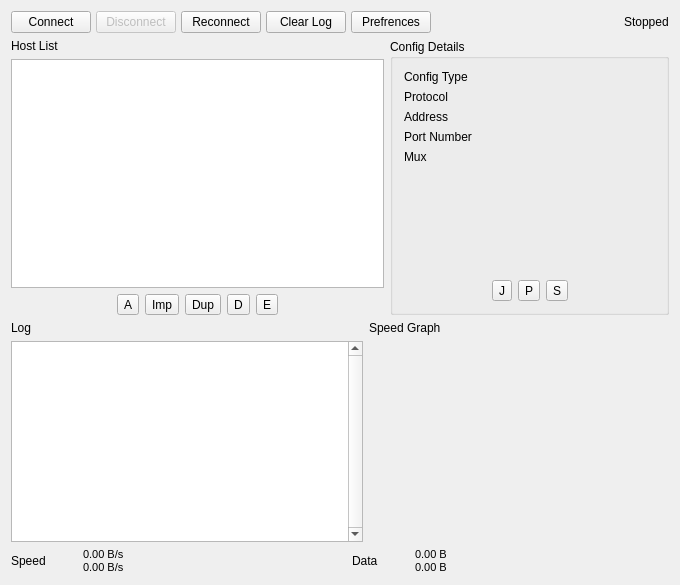
Old version of the form src/ui/w_MainWindow.ui in the repository Qv2ray/Qv2ray.
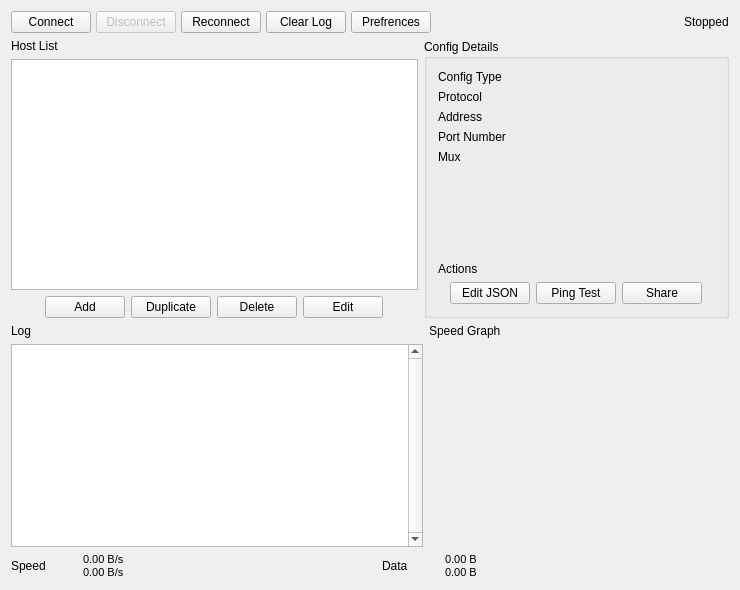
New version of the form.

Commit message: [change] #130 #131 Changed MainWindow UI-Merging "ADDConfigBtn", fixed a ScreenShot window issue. Added message in Pref Window.

```diff
--- a/src/ui/w_MainWindow.ui
+++ b/src/ui/w_MainWindow.ui
@@ -9,8 +9,8 @@
    <rect>
     <x>0</x>
     <y>0</y>
-    <width>680</width>
-    <height>585</height>
+    <width>740</width>
+    <height>590</height>
    </rect>
   </property>
   <property name="sizePolicy">
@@ -21,8 +21,8 @@
   </property>
   <property name="minimumSize">
    <size>
-    <width>680</width>
-    <height>585</height>
+    <width>740</width>
+    <height>590</height>
    </size>
   </property>
   <property name="windowTitle">
@@ -175,29 +175,7 @@
          </spacer>
         </item>
         <item>
-         <widget class="QToolButton" name="addConfigButton">
-          <property name="sizePolicy">
-           <sizepolicy hsizetype="Fixed" vsizetype="Fixed">
-            <horstretch>0</horstretch>
-            <verstretch>0</verstretch>
-           </sizepolicy>
-          </property>
-          <property name="toolTip">
-           <string>Add new connection manually</string>
-          </property>
-          <property name="text">
-           <string>A</string>
-          </property>
-          <property name="iconSize">
-           <size>
-            <width>22</width>
-            <height>22</height>
-           </size>
-          </property>
-         </widget>
-        </item>
-        <item>
-         <widget class="QToolButton" name="importConfigButton">
+         <widget class="QPushButton" name="importConfigButton">
           <property name="sizePolicy">
            <sizepolicy hsizetype="Fixed" vsizetype="Fixed">
             <horstretch>0</horstretch>
@@ -208,7 +186,7 @@
            <string>Import connection</string>
           </property>
           <property name="text">
-           <string>Imp</string>
+           <string>Add</string>
           </property>
           <property name="iconSize">
            <size>
@@ -219,12 +197,12 @@
          </widget>
         </item>
         <item>
-         <widget class="QToolButton" name="duplicateBtn">
+         <widget class="QPushButton" name="duplicateBtn">
           <property name="toolTip">
            <string>Duplicate connection</string>
           </property>
           <property name="text">
-           <string>Dup</string>
+           <string>Duplicate</string>
           </property>
           <property name="iconSize">
            <size>
@@ -235,7 +213,7 @@
          </widget>
         </item>
         <item>
-         <widget class="QToolButton" name="removeConfigButton">
+         <widget class="QPushButton" name="removeConfigButton">
           <property name="sizePolicy">
            <sizepolicy hsizetype="Fixed" vsizetype="Fixed">
             <horstretch>0</horstretch>
@@ -246,7 +224,7 @@
            <string>Delete a connection</string>
           </property>
           <property name="text">
-           <string>D</string>
+           <string>Delete</string>
           </property>
           <property name="iconSize">
            <size>
@@ -257,12 +235,12 @@
          </widget>
         </item>
         <item>
-         <widget class="QToolButton" name="editConfigButton">
+         <widget class="QPushButton" name="editConfigButton">
           <property name="toolTip">
            <string>Edit connection</string>
           </property>
           <property name="text">
-           <string>E</string>
+           <string>Edit</string>
           </property>
           <property name="iconSize">
            <size>
@@ -294,7 +272,7 @@
       <property name="title">
        <string>Config Details</string>
       </property>
-      <layout class="QVBoxLayout" name="verticalLayout_2" stretch="1,0">
+      <layout class="QVBoxLayout" name="verticalLayout_2" stretch="1,0,0">
        <item>
         <layout class="QFormLayout" name="formLayout">
          <item row="0" column="0">
@@ -369,6 +347,13 @@
          </item>
         </layout>
        </item>
+       <item>
+        <widget class="QLabel" name="label_7">
+         <property name="text">
+          <string>Actions</string>
+         </property>
+        </widget>
+       </item>
        <item>
         <layout class="QHBoxLayout" name="horizontalLayout_4">
          <item>
@@ -385,12 +370,12 @@
           </spacer>
          </item>
          <item>
-          <widget class="QToolButton" name="editJsonBtn">
+          <widget class="QPushButton" name="editJsonBtn">
            <property name="toolTip">
             <string>Edit connection as JSON</string>
            </property>
            <property name="text">
-            <string>J</string>
+            <string>Edit JSON</string>
            </property>
            <property name="iconSize">
             <size>
@@ -401,9 +386,9 @@
           </widget>
          </item>
          <item>
-          <widget class="QToolButton" name="pingTestBtn">
+          <widget class="QPushButton" name="pingTestBtn">
            <property name="text">
-            <string>P</string>
+            <string>Ping Test</string>
            </property>
            <property name="iconSize">
             <size>
@@ -414,9 +399,9 @@
           </widget>
          </item>
          <item>
-          <widget class="QToolButton" name="shareBtn">
+          <widget class="QPushButton" name="shareBtn">
            <property name="text">
-            <string>S</string>
+            <string>Share</string>
            </property>
            <property name="iconSize">
             <size>
```
The commit also changes 11 other files.
